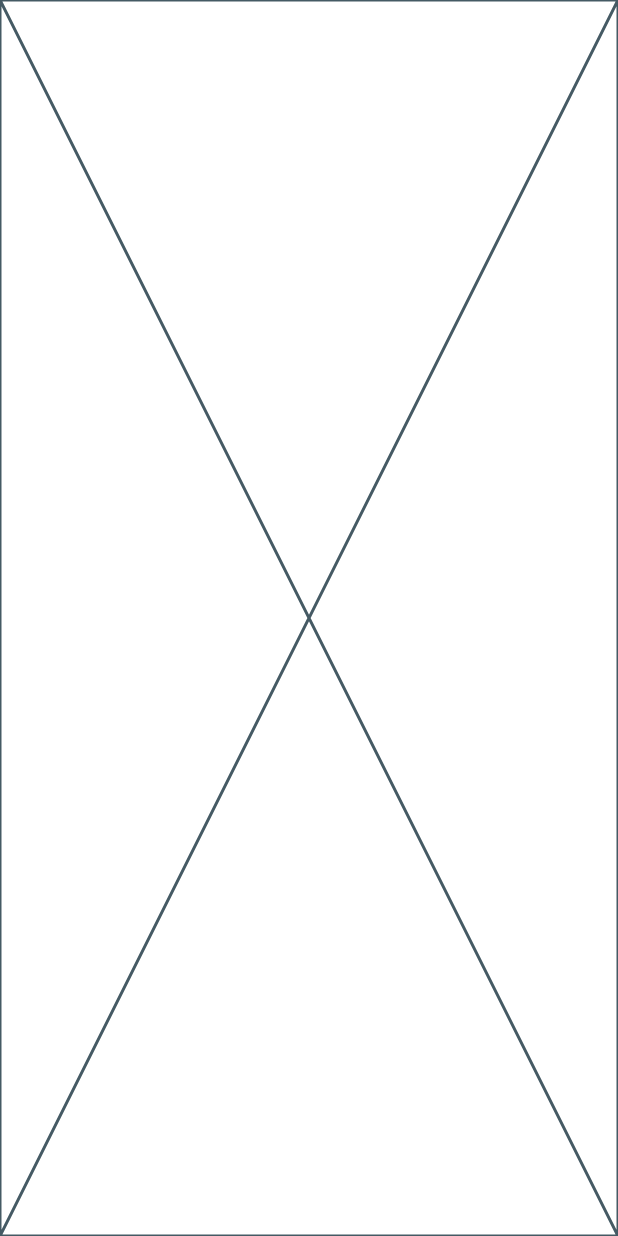
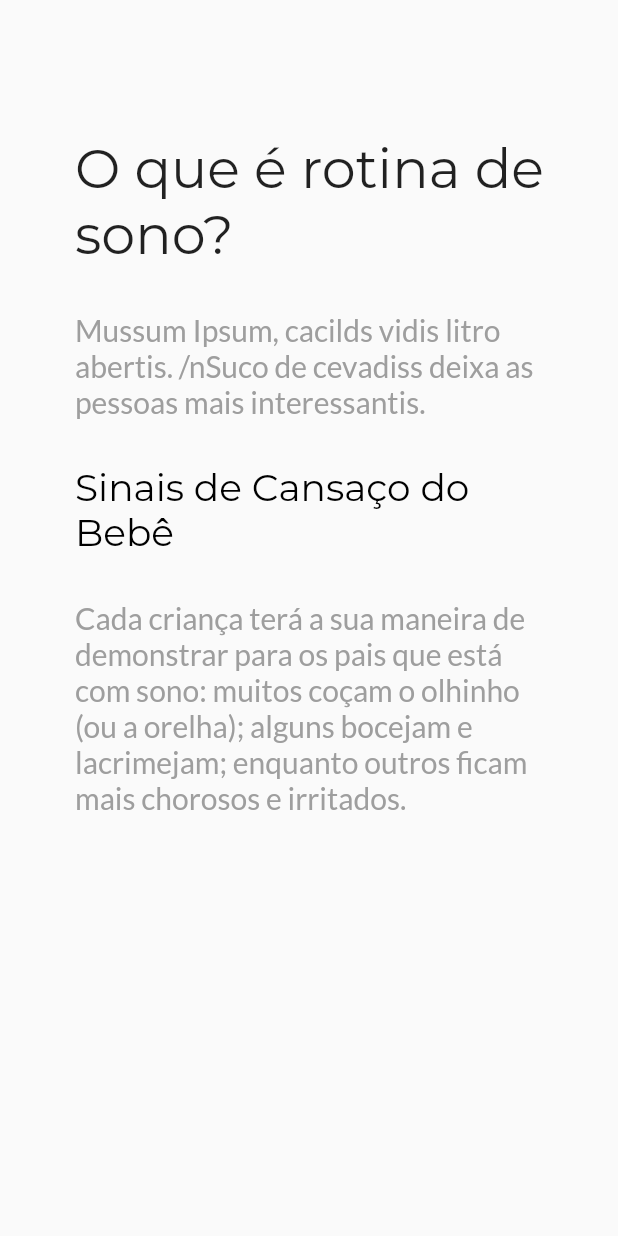
Before and after one commit to LizandraLuth/AppSono, a Flutter app: the screen it shows after launch, item 2 of the bottom bar chosen, after a tap on "O que é rotina de sono?", on a phone screen of 412 x 824 dp. Run offline on Flutter 3.47's test engine with Material 2 defaults, Android fonts, the phone set to English and light mode, and no system bars.

Commit message:
implementa telas de informacao

```diff
--- a/lib/features/information/ui/information_page.dart
+++ b/lib/features/information/ui/information_page.dart
@@ -1,6 +1,8 @@
 import 'package:flutter/material.dart';
 import 'package:rotina_sono/config/utils/colors_utils.dart';
+import 'package:rotina_sono/features/information/ui/marcos_desenvolvimento_page.dart';
 import 'package:rotina_sono/features/information/ui/rotina_sono_page.dart';
+import 'package:rotina_sono/features/information/ui/vestir_bebe_page.dart';
 
 import '../../../config/utils/widget/app_bar_custom_widget.dart';
 
@@ -14,7 +16,6 @@ class InformationPage extends StatefulWidget {
 class _InformationPageState extends State<InformationPage> {
   @override
   Widget build(BuildContext context) {
-
     return Scaffold(
       appBar: const PreferredSize(
         preferredSize: Size.fromHeight(250),
@@ -33,21 +34,33 @@ class _InformationPageState extends State<InformationPage> {
           image: Image.asset('assets/images/baby_seven.png'),
           colorBackgroundImage: ColorsUtil.purpleOne,
           description:
-            'Aprenda tudo o que vocë precisa saber sobre o sono do seu bebê.', colorText: ColorsUtil.blueFour,
-      ),
+              'Aprenda tudo o que vocë precisa saber sobre o sono do seu bebê.',
+          colorText: ColorsUtil.blueFour,
+          function: () async {
+            Navigator.of(context).pushReplacement(MaterialPageRoute(
+                builder: (BuildContext context) => const RotinaSonoPage()));
+          }),
       _card(
           title: 'Marcos de desenvolvimento',
           image: Image.asset('assets/images/baby_eigth.png'),
           colorBackgroundImage: ColorsUtil.purpleOne,
-        description: 'Saiba em que fase de desenvolvimento seu filho está.', colorText: ColorsUtil.purpleFour,
-      ),
+          description: 'Saiba em que fase de desenvolvimento seu filho está.',
+          colorText: ColorsUtil.purpleFour,
+          function: () async {
+            Navigator.of(context).pushReplacement(MaterialPageRoute(
+                builder: (BuildContext context) => const MarcosDesenvolvimentoPage()));
+          }),
       _card(
           title: 'Como vestir seu bebê?',
           image: Image.asset('assets/images/baby_nine.png'),
           colorBackgroundImage: ColorsUtil.purpleOne,
           description:
-            'Veja como vestir o seu filho de acordo com a temperatura.', colorText: ColorsUtil.blueFour,
-      )
+              'Veja como vestir o seu filho de acordo com a temperatura.',
+          colorText: ColorsUtil.blueFour,
+          function: () async {
+            Navigator.of(context).pushReplacement(MaterialPageRoute(
+                builder: (BuildContext context) => const VestirBebePage()));
+          })
     ]);
   }
 
@@ -56,7 +69,8 @@ class _InformationPageState extends State<InformationPage> {
       required Image image,
       required Color colorBackgroundImage,
       required String description,
-      required Color colorText}) {
+      required Color colorText,
+      required Future<void> Function()? function}) {
     return Padding(
       padding: EdgeInsets.symmetric(vertical: 24, horizontal: 18),
       child: GestureDetector(
@@ -92,16 +106,7 @@ class _InformationPageState extends State<InformationPage> {
               )
             ],
           ),
-        onTap: (){
-
-
-          Navigator.of(context).pushReplacement(MaterialPageRoute(
-              builder: (BuildContext context) => RotinaSonoPage()));
-
-
-
-        },
-      ),
+          onTap: function),
     );
   }
 }
--- a/lib/features/information/ui/rotina_sono_page.dart
+++ b/lib/features/information/ui/rotina_sono_page.dart
@@ -1,4 +1,6 @@
 import 'package:flutter/material.dart';
+
+import '../../../config/utils/widget/app_bar_custom_widget.dart';
 
 class RotinaSonoPage extends StatefulWidget {
   const RotinaSonoPage({Key? key}) : super(key: key);
@@ -10,6 +12,32 @@ class RotinaSonoPage extends StatefulWidget {
 class _RotinaSonoPageState extends State<RotinaSonoPage> {
   @override
   Widget build(BuildContext context) {
-    return const Placeholder();
+    return Scaffold(
+      appBar: PreferredSize(
+        preferredSize: Size.fromHeight(250),
+        child: AppBarCustom(
+          title: 'O que é rotina de sono?',
+        ),
+      ),
+      body: _bodyBuild(),
+    );
+  }
+  _bodyBuild(){
+    return Padding(padding: EdgeInsets.symmetric(horizontal: 50),
+    child: Column(
+      children: [
+        Text('Mussum Ipsum, cacilds vidis litro abertis. /nSuco de cevadiss deixa as pessoas mais interessantis.',
+          style: TextStyle(
+              fontFamily: 'Lato', fontSize: 20, color: Colors.grey
+          ),),SizedBox(height: 30),
+        Text('Sinais de Cansaço do Bebê', style: TextStyle(
+            fontFamily: 'Montserrat', fontSize: 25, color: Colors.black
+        ),),SizedBox(height: 30),
+        Text('Cada criança terá a sua maneira de demonstrar para os pais que está com sono: muitos coçam o olhinho (ou a orelha); alguns bocejam e lacrimejam; enquanto outros ficam mais chorosos e irritados.',
+          style: TextStyle(
+              fontFamily: 'Lato', fontSize: 20, color: Colors.grey
+          ),),SizedBox(height: 30),
+      ],
+    ),);
   }
 }
```
Also changed, not shown: lib/features/information/ui/marcos_desenvolvimento_page.dart (+26 -1 lines), lib/features/information/ui/vestir_bebe_page.dart (+24 -1 lines), assets/images/bebevestir.png (added). Lines whose indentation alone changed are shown as unchanged.
